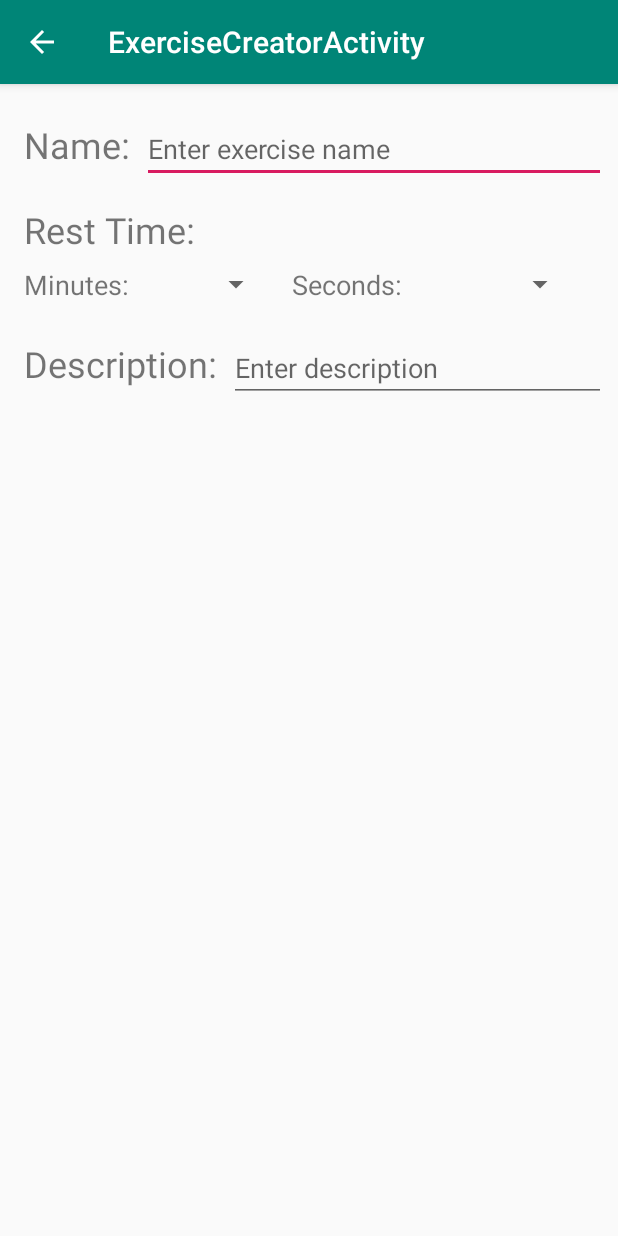
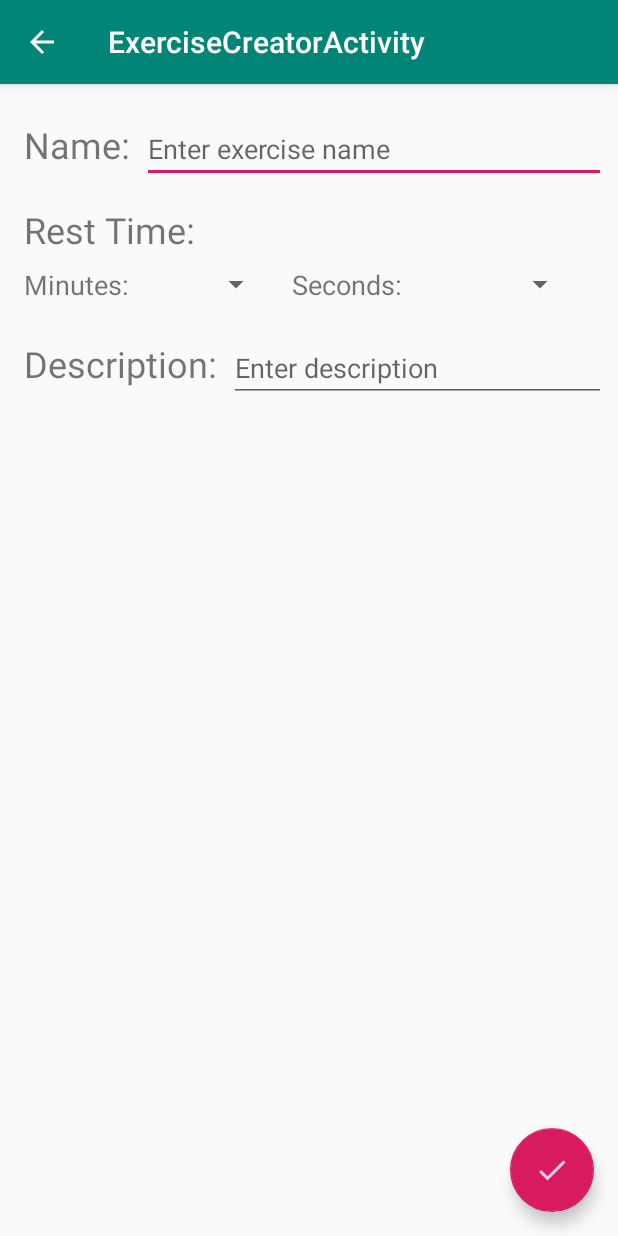
Before and after one commit to Dalyer/Amelioration, an Android app: the ExerciseCreatorActivity screen opened directly, with no data from a screen before it, on a phone screen of 412 x 824 dp. Run offline under Robolectric (Android 15) with nearby library versions, the phone set to English and light mode, and no system bars; 1 statement that could not run was skipped.

Commit message:
added floating action button

```diff
--- a/app/src/main/java/com/example/david/amelioration/ExerciseCreatorActivity.java
+++ b/app/src/main/java/com/example/david/amelioration/ExerciseCreatorActivity.java
@@ -28,6 +28,14 @@ public class ExerciseCreatorActivity extends AppCompatActivity {
 
         getSupportActionBar().setDisplayHomeAsUpEnabled(true);
 
+        FloatingActionButton fab = findViewById(R.id.fab_exercise);
+        fab.setOnClickListener(new View.OnClickListener() {
+            @Override
+            public void onClick(View view) {
+                // TODO save data and add exercise to the database
+            }
+        });
+
         // Set values
         mExerciseName = getIntent().getStringExtra("name");
         mExerciseDescription = getIntent().getStringExtra("description");
--- a/app/src/main/res/layout/activity_exercise_creator.xml
+++ b/app/src/main/res/layout/activity_exercise_creator.xml
@@ -22,6 +22,12 @@
 
     <include layout="@layout/content_exercise_creator" />
 
-    <!--TODO add a floating action button with a check mark for finishing stuff-->
+    <android.support.design.widget.FloatingActionButton
+        android:id="@+id/fab_exercise"
+        android:layout_width="wrap_content"
+        android:layout_height="wrap_content"
+        android:layout_gravity="bottom|end"
+        android:layout_margin="@dimen/fab_margin"
+        app:srcCompat="@drawable/ic_fab_confirm" />
 
 </android.support.design.widget.CoordinatorLayout>
```
Also changed, not shown: app/src/main/res/drawable-hdpi/ic_fab_confirm.png (added), app/src/main/res/drawable-mdpi/ic_fab_confirm.png (added), app/src/main/res/drawable-xhdpi/ic_fab_confirm.png (added), app/src/main/res/drawable-xxhdpi/ic_fab_confirm.png (added), app/src/main/res/drawable-xxxhdpi/ic_fab_confirm.png (added).
